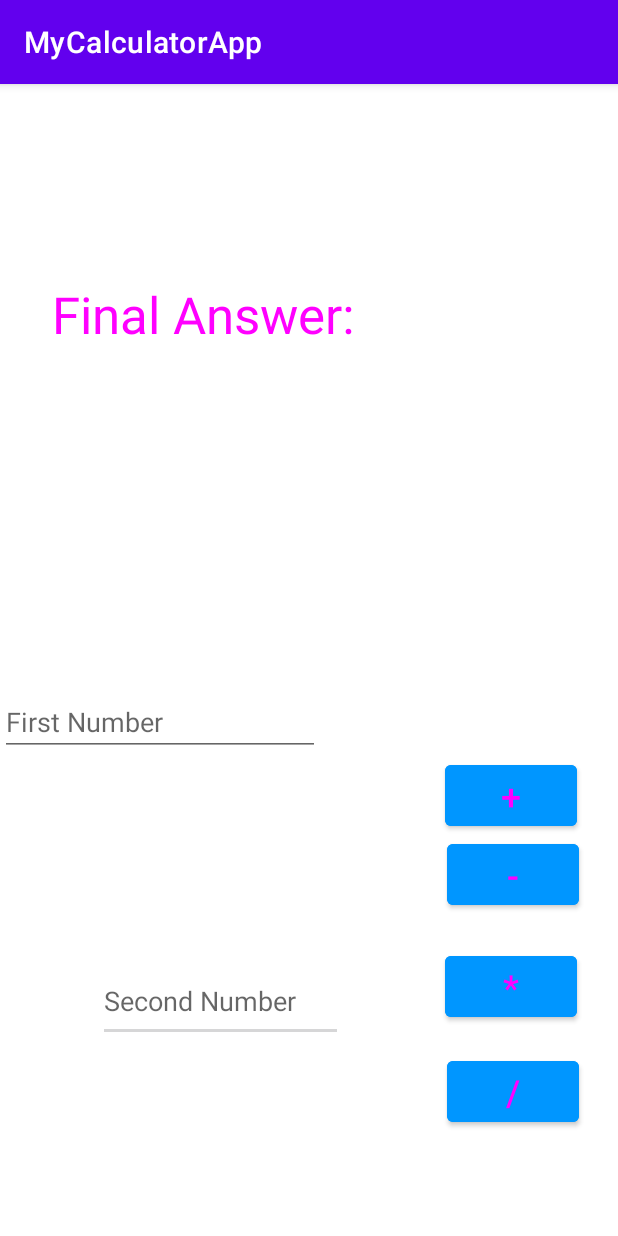
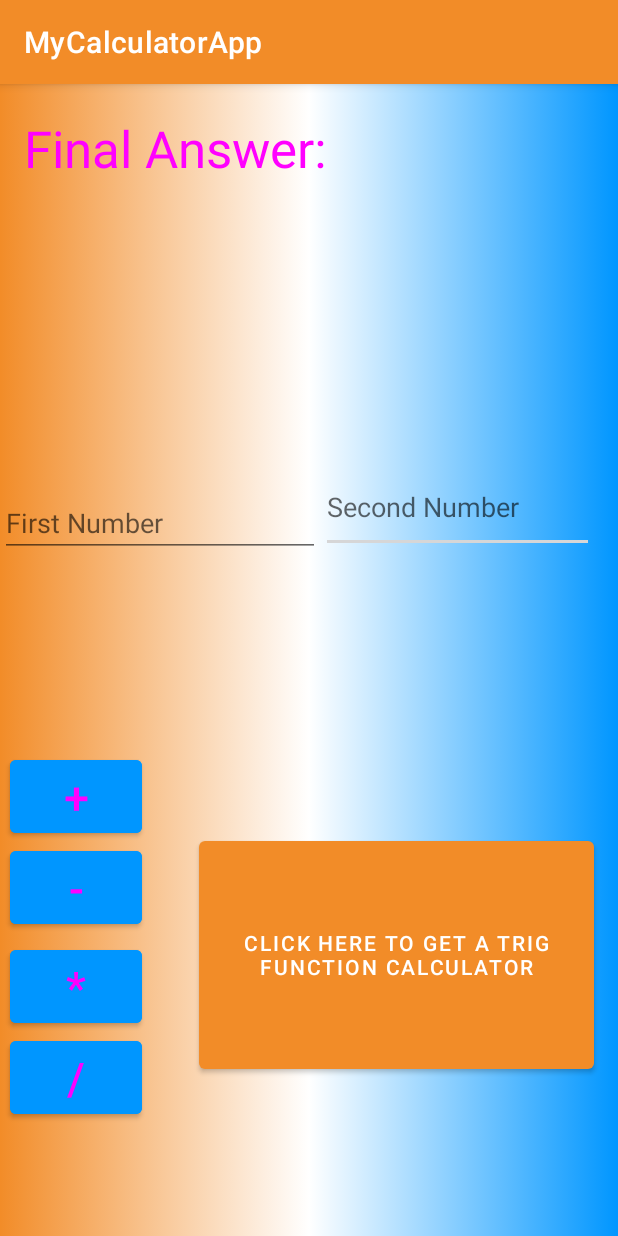
Before and after one commit to dwijb16/MyCalculatorApp, an Android app: the screen it shows after launch (MainActivity), on a phone screen of 412 x 824 dp. Run offline under Robolectric (Android 15) with nearby library versions, the phone set to English and light mode, and no system bars.

Commit message:
8/24/22 Added gradient background, do some stuff at home

```diff
--- a/app/src/main/java/com/example/mycalculatorapp/MainActivity.java
+++ b/app/src/main/java/com/example/mycalculatorapp/MainActivity.java
@@ -2,6 +2,7 @@ package com.example.mycalculatorapp;
 
 import androidx.appcompat.app.AppCompatActivity;
 
+import android.content.Intent;
 import android.os.Bundle;
 import android.view.View;
 import android.widget.EditText;
@@ -58,6 +59,14 @@ public class MainActivity extends AppCompatActivity {
 
         numberSumTV.setText("Final Answer: " + quotient);
     }
+    public void switchScreens(View v){
+        Intent intent = new Intent(this, SecondActivity.class);
+        // first param is the sender of the intent(this activity)
+        //second param is the receiver, which is the SecondActivity
+        startActivity(intent);
+
+    }
+
 
 
 }
--- /dev/null
+++ b/app/src/main/java/com/example/mycalculatorapp/SecondActivity.java
@@ -0,0 +1,4 @@
+package com.example.mycalculatorapp;
+
+public class SecondActivity {
+}
--- /dev/null
+++ b/app/src/main/res/drawable/gradient_background.xml
@@ -0,0 +1,13 @@
+<?xml version="1.0" encoding="utf-8"?>
+<selector xmlns:android="http://schemas.android.com/apk/res/android">
+    <!--from howtodroid.com's how to create a gradient backgroind-->
+    <item>
+        <shape>
+            <gradient
+                android:endColor="@color/BrightBlue"
+                android:centerColor="@color/white"
+                android:startColor="@color/Orange"
+                android:type="linear" />
+        </shape>
+    </item>
+</selector>
--- a/app/src/main/res/layout/activity_main.xml
+++ b/app/src/main/res/layout/activity_main.xml
@@ -4,22 +4,23 @@
     xmlns:tools="http://schemas.android.com/tools"
     android:layout_width="match_parent"
     android:layout_height="match_parent"
+    android:background="@drawable/gradient_background"
+    android:hapticFeedbackEnabled="false"
     tools:context=".MainActivity">
 
     <EditText
         android:id="@+id/SecondNum"
-        android:layout_width="163dp"
-        android:layout_height="54dp"
-        android:layout_marginTop="112dp"
+        android:layout_width="182dp"
+        android:layout_height="61dp"
         android:ems="10"
         android:hint="Second Number"
         android:inputType="textPersonName"
         app:layout_constraintBottom_toBottomOf="parent"
         app:layout_constraintEnd_toEndOf="parent"
-        app:layout_constraintHorizontal_bias="0.262"
+        app:layout_constraintHorizontal_bias="0.93"
         app:layout_constraintStart_toStartOf="parent"
-        app:layout_constraintTop_toBottomOf="@+id/Result"
-        app:layout_constraintVertical_bias="0.694" />
+        app:layout_constraintTop_toTopOf="parent"
+        app:layout_constraintVertical_bias="0.356" />
 
     <Button
         android:id="@+id/addition"
@@ -31,13 +32,13 @@
 
         android:text="+"
         android:textColor="@color/pink"
-        android:textSize="24sp"
+        android:textSize="30sp"
         app:layout_constraintBottom_toBottomOf="parent"
         app:layout_constraintEnd_toEndOf="parent"
-        app:layout_constraintHorizontal_bias="0.916"
+        app:layout_constraintHorizontal_bias="0.021"
         app:layout_constraintStart_toStartOf="parent"
         app:layout_constraintTop_toTopOf="parent"
-        app:layout_constraintVertical_bias="0.626" />
+        app:layout_constraintVertical_bias="0.629" />
 
     <Button
         android:id="@+id/subtraction"
@@ -47,10 +48,10 @@
         android:onClick="findDifference"
         android:text="-"
         android:textColor="@color/pink"
-        android:textSize="24sp"
+        android:textSize="30sp"
         app:layout_constraintBottom_toBottomOf="parent"
         app:layout_constraintEnd_toEndOf="parent"
-        app:layout_constraintHorizontal_bias="0.919"
+        app:layout_constraintHorizontal_bias="0.021"
         app:layout_constraintStart_toStartOf="parent"
         app:layout_constraintTop_toBottomOf="@+id/addition"
         app:layout_constraintVertical_bias="0.0" />
@@ -60,33 +61,33 @@
         android:layout_width="wrap_content"
         android:layout_height="wrap_content"
         android:layout_marginTop="4dp"
+        android:backgroundTint="@color/BrightBlue"
         android:onClick="findProduct"
-        android:backgroundTint="@color/BrightBlue"
         android:text="*"
         android:textColor="@color/pink"
-        android:textSize="24sp"
+        android:textSize="30sp"
         app:layout_constraintBottom_toBottomOf="parent"
         app:layout_constraintEnd_toEndOf="parent"
-        app:layout_constraintHorizontal_bias="0.916"
+        app:layout_constraintHorizontal_bias="0.021"
         app:layout_constraintStart_toStartOf="parent"
         app:layout_constraintTop_toBottomOf="@+id/subtraction"
-        app:layout_constraintVertical_bias="0.114" />
+        app:layout_constraintVertical_bias="0.012" />
 
     <Button
         android:id="@+id/division"
-        android:onClick="findQuotient"
         android:layout_width="wrap_content"
         android:layout_height="wrap_content"
         android:backgroundTint="@color/BrightBlue"
+        android:onClick="findQuotient"
         android:text="/"
         android:textColor="@color/pink"
-        android:textSize="24sp"
+        android:textSize="30sp"
         app:layout_constraintBottom_toBottomOf="parent"
         app:layout_constraintEnd_toEndOf="parent"
-        app:layout_constraintHorizontal_bias="0.919"
+        app:layout_constraintHorizontal_bias="0.021"
         app:layout_constraintStart_toStartOf="parent"
         app:layout_constraintTop_toBottomOf="@+id/multiplication"
-        app:layout_constraintVertical_bias="0.2" />
+        app:layout_constraintVertical_bias="0.0" />
 
     <TextView
         android:id="@+id/Result"
@@ -97,23 +98,36 @@
         android:textSize="34sp"
         app:layout_constraintBottom_toBottomOf="parent"
         app:layout_constraintEnd_toEndOf="parent"
+        app:layout_constraintHorizontal_bias="0.235"
         app:layout_constraintStart_toStartOf="parent"
         app:layout_constraintTop_toTopOf="parent"
-        app:layout_constraintVertical_bias="0.182" />
+        app:layout_constraintVertical_bias="0.028" />
 
     <EditText
         android:id="@+id/firstNum"
         android:layout_width="wrap_content"
         android:layout_height="wrap_content"
-        android:layout_marginTop="144dp"
         android:ems="10"
         android:hint="First Number"
         android:inputType="textPersonName"
-        app:layout_constraintBottom_toTopOf="@+id/addition"
-        app:layout_constraintEnd_toStartOf="@+id/SecondNum"
+        app:layout_constraintBottom_toBottomOf="parent"
+        app:layout_constraintEnd_toStartOf="@+id/addition"
         app:layout_constraintHorizontal_bias="0.0"
         app:layout_constraintStart_toStartOf="parent"
-        app:layout_constraintTop_toBottomOf="@+id/Result"
-        app:layout_constraintVertical_bias="1.0" />
+        app:layout_constraintTop_toTopOf="parent"
+        app:layout_constraintVertical_bias="0.374" />
+
+    <Button
+        android:id="@+id/goToTrig"
+        android:layout_width="263dp"
+        android:layout_height="164dp"
+        android:onClick="switchScreens"
+        android:text="Click here to get a trig Function Calculator"
+        app:layout_constraintBottom_toBottomOf="parent"
+        app:layout_constraintEnd_toEndOf="parent"
+        app:layout_constraintHorizontal_bias="0.891"
+        app:layout_constraintStart_toStartOf="parent"
+        app:layout_constraintTop_toTopOf="parent"
+        app:layout_constraintVertical_bias="0.826" />
 
 </androidx.constraintlayout.widget.ConstraintLayout>
--- /dev/null
+++ b/app/src/main/res/layout/activity_second.xml
@@ -0,0 +1,6 @@
+<?xml version="1.0" encoding="utf-8"?>
+<androidx.constraintlayout.widget.ConstraintLayout xmlns:android="http://schemas.android.com/apk/res/android"
+    android:layout_width="match_parent"
+    android:layout_height="match_parent">
+
+</androidx.constraintlayout.widget.ConstraintLayout>
--- a/app/src/main/res/values/colors.xml
+++ b/app/src/main/res/values/colors.xml
@@ -9,4 +9,6 @@
     <color name= "pink">#FF00FF</color>
     <color name= "BrightBlue">#0096FF</color>
     <color name= "teal_200">#0096FF</color>
+    <color name = "Orange">#F28C28</color>
+    <color name = "burntyellow">#DAA520	</color>
 </resources>
--- a/app/src/main/res/values/themes.xml
+++ b/app/src/main/res/values/themes.xml
@@ -2,8 +2,8 @@
     <!-- Base application theme. -->
     <style name="Theme.MyCalculatorApp" parent="Theme.MaterialComponents.DayNight.DarkActionBar">
         <!-- Primary brand color. -->
-        <item name="colorPrimary">@color/purple_500</item>
-        <item name="colorPrimaryVariant">@color/purple_700</item>
+        <item name="colorPrimary">@color/Orange</item>
+        <item name="colorPrimaryVariant">@color/BrightBlue</item>
         <item name="colorOnPrimary">@color/white</item>
         <!-- Secondary brand color. -->
         <item name="colorSecondary">@color/teal_200</item>
```
